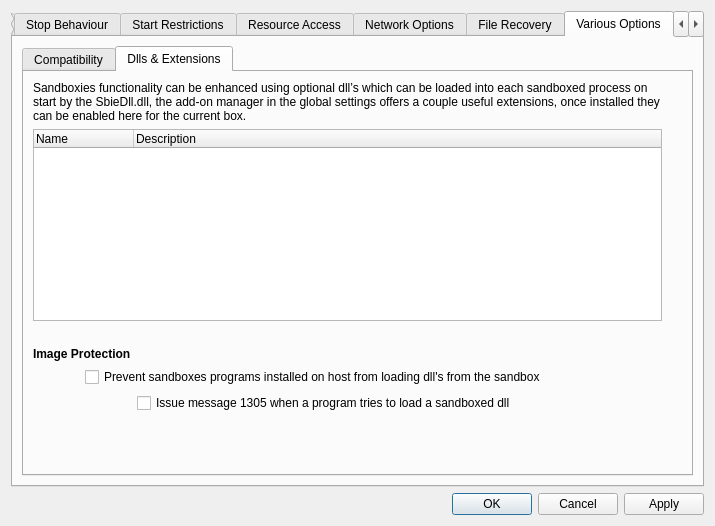
Qt form SandboxiePlus/SandMan/Forms/OptionsWindow.ui (sandboxie-plus/Sandboxie) before a commit.
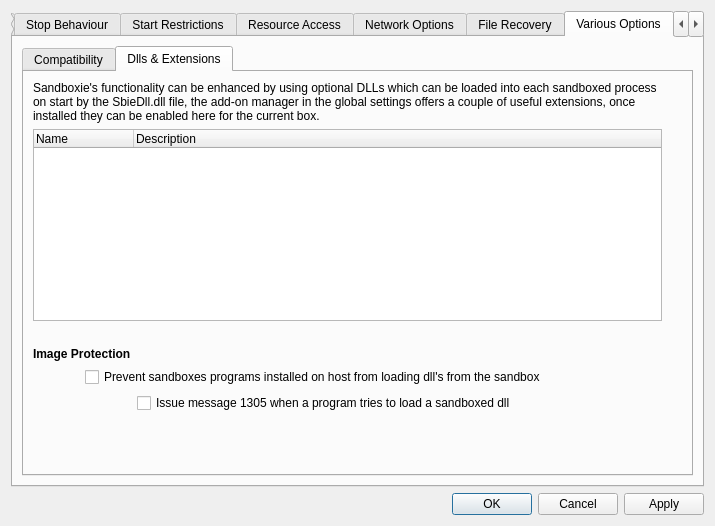
The same form after that commit. The open tabs and pages were chosen to show the change.

```diff
--- a/SandboxiePlus/SandMan/Forms/OptionsWindow.ui
+++ b/SandboxiePlus/SandMan/Forms/OptionsWindow.ui
@@ -3640,7 +3640,7 @@
                   </sizepolicy>
                  </property>
                  <property name="text">
-                  <string>Sandboxies functionality can be enhanced using optional dll’s which can be loaded into each sandboxed process on start by the SbieDll.dll, the add-on manager in the global settings offers a couple useful extensions, once installed they can be enabled here for the current box.</string>
+                  <string>Sandboxie's functionality can be enhanced by using optional DLLs which can be loaded into each sandboxed process on start by the SbieDll.dll file, the add-on manager in the global settings offers a couple of useful extensions, once installed they can be enabled here for the current box.</string>
                  </property>
                  <property name="wordWrap">
                   <bool>true</bool>
```
